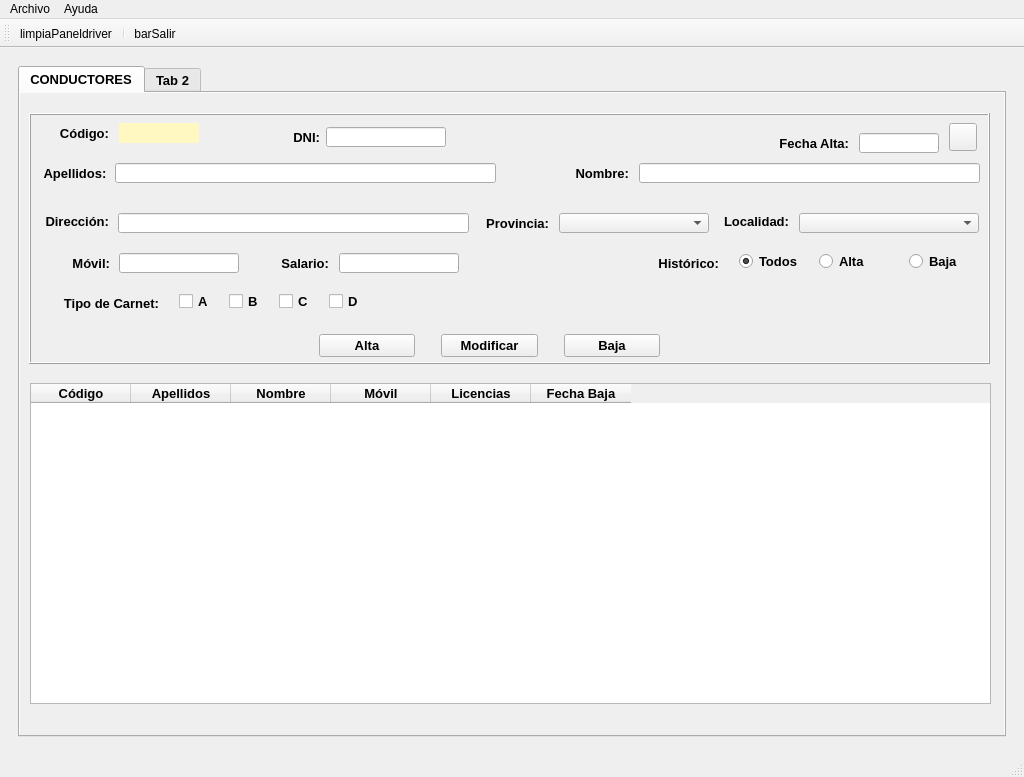
First picture: the form in RibasGonzalez/templates/MainWindow.ui, repository DiegoSabir/InterfaceDevelopment, before the edit.
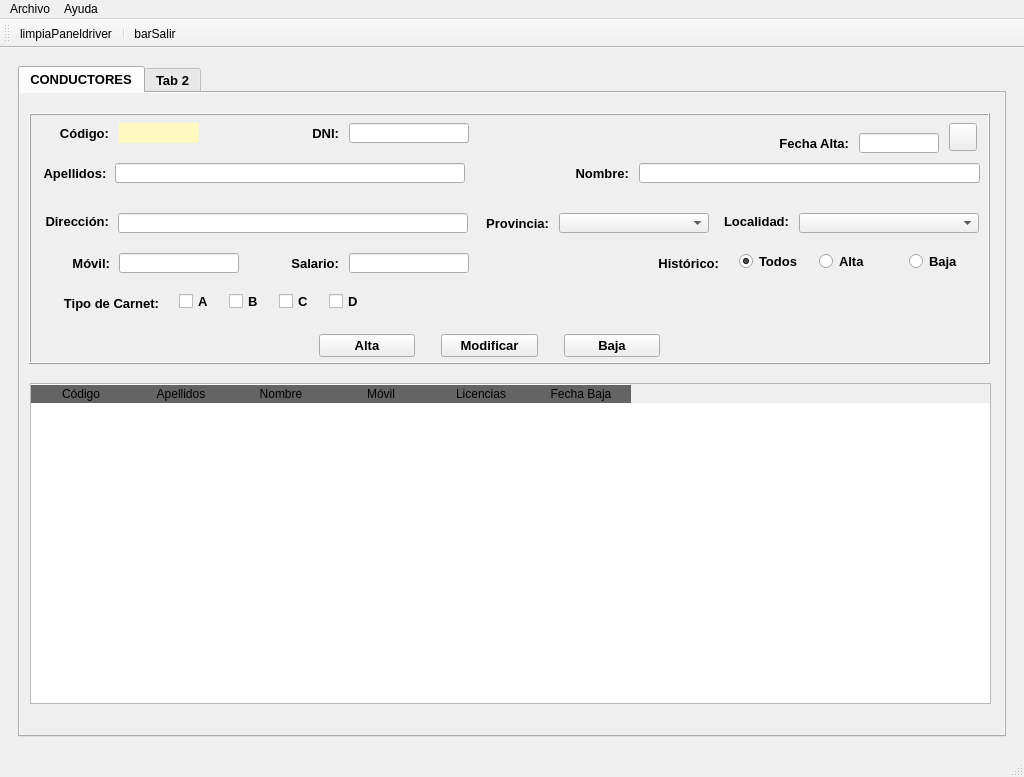
Second picture: the form after the edit. Icons and pictures are not drawn.

Diff of the .ui file:
```diff
--- a/RibasGonzalez/templates/MainWindow.ui
+++ b/RibasGonzalez/templates/MainWindow.ui
@@ -203,13 +203,19 @@
              <rect>
               <x>86</x>
               <y>50</y>
-              <width>381</width>
+              <width>350</width>
               <height>20</height>
              </rect>
             </property>
             <property name="minimumSize">
              <size>
-              <width>300</width>
+              <width>350</width>
+              <height>20</height>
+             </size>
+            </property>
+            <property name="maximumSize">
+             <size>
+              <width>350</width>
               <height>20</height>
              </size>
             </property>
@@ -310,8 +316,8 @@
            <widget class="QLabel" name="lblDni">
             <property name="geometry">
              <rect>
-              <x>261</x>
-              <y>14</y>
+              <x>280</x>
+              <y>10</y>
               <width>30</width>
               <height>20</height>
              </rect>
@@ -338,8 +344,8 @@
            <widget class="QLineEdit" name="txtDni">
             <property name="geometry">
              <rect>
-              <x>297</x>
-              <y>14</y>
+              <x>320</x>
+              <y>10</y>
               <width>120</width>
               <height>20</height>
              </rect>
@@ -462,7 +468,7 @@
              <rect>
               <x>89</x>
               <y>100</y>
-              <width>351</width>
+              <width>350</width>
               <height>20</height>
              </rect>
             </property>
@@ -472,6 +478,12 @@
               <height>20</height>
              </size>
             </property>
+            <property name="maximumSize">
+             <size>
+              <width>350</width>
+              <height>20</height>
+             </size>
+            </property>
            </widget>
            <widget class="QLabel" name="lblMovil">
             <property name="geometry">
@@ -611,7 +623,7 @@
            <widget class="QLabel" name="lblMovil_2">
             <property name="geometry">
              <rect>
-              <x>240</x>
+              <x>250</x>
               <y>140</y>
               <width>60</width>
               <height>20</height>
@@ -645,7 +657,7 @@
            <widget class="QLineEdit" name="txtSalario">
             <property name="geometry">
              <rect>
-              <x>310</x>
+              <x>320</x>
               <y>140</y>
               <width>120</width>
               <height>20</height>
@@ -935,6 +947,18 @@
              <height>321</height>
             </rect>
            </property>
+           <property name="styleSheet">
+            <string notr="true">QHeaderView::section:horizontal
+{
+border-top: 1px solid #ffffff;
+color:'white';
+font: 11pt &quot;Arial&quot;;
+background-color:rgb(100,100,100);
+}</string>
+           </property>
+           <property name="editTriggers">
+            <set>QAbstractItemView::NoEditTriggers</set>
+           </property>
            <property name="alternatingRowColors">
             <bool>true</bool>
            </property>
```
